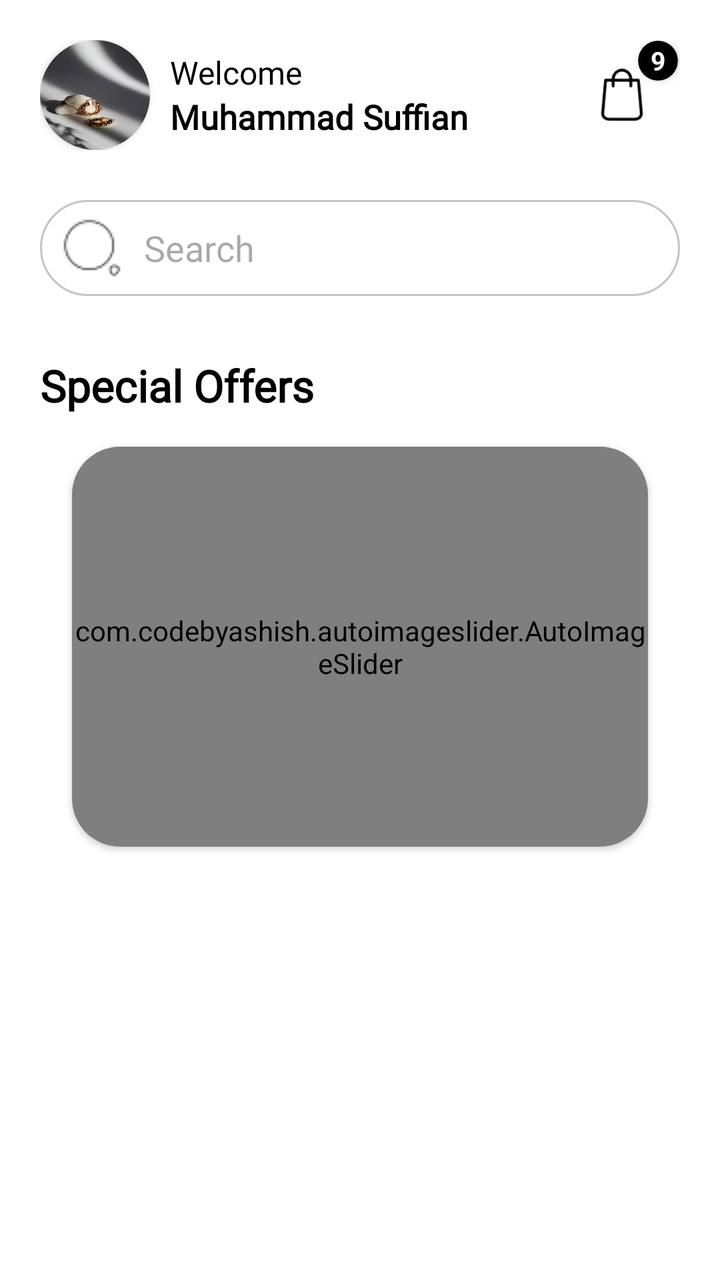
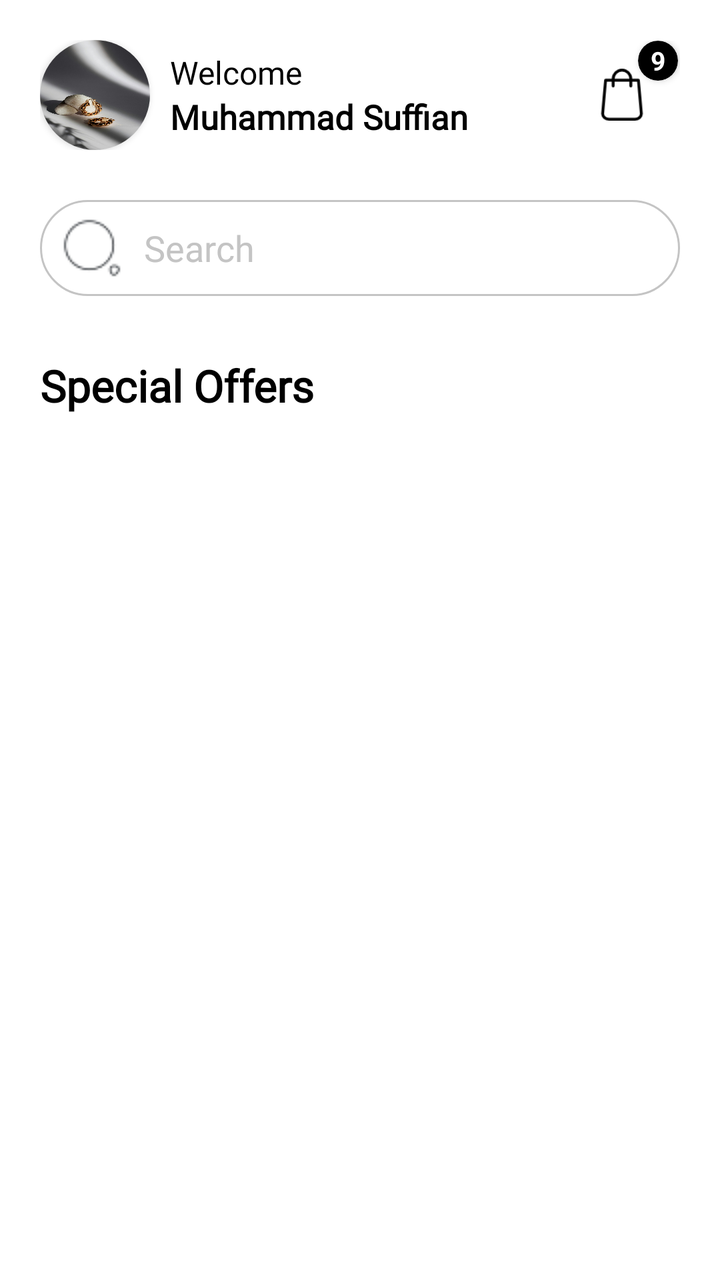

Compare the two renders of this Android layout. The source of the first and the diff that turns it into the second are given below.
<!-- AndroidManifest.xml: application theme Theme.SparkleHaven -->
<!-- res/layout/fragment_home.xml -->
<?xml version="1.0" encoding="utf-8"?>
<androidx.constraintlayout.widget.ConstraintLayout xmlns:android="http://schemas.android.com/apk/res/android"
    xmlns:app="http://schemas.android.com/apk/res-auto"
    xmlns:tools="http://schemas.android.com/tools"
    android:layout_width="match_parent"
    android:layout_height="match_parent"
    android:background="@color/white"
    tools:context=".dashboard.navigation_fragments.home.HomeFragment">

    <LinearLayout
        android:layout_width="match_parent"
        android:layout_height="match_parent"
        android:orientation="vertical"
        android:padding="20dp">

        <LinearLayout
            android:layout_width="match_parent"
            android:layout_height="wrap_content"
            android:gravity="center"
            android:orientation="horizontal">

            <androidx.cardview.widget.CardView
                android:layout_width="55dp"
                android:layout_height="55dp"
                app:cardCornerRadius="45dp"
                app:cardBackgroundColor="@color/white">

                <ImageView
                    android:layout_width="match_parent"
                    android:layout_height="match_parent"
                    android:src="@drawable/splash_img"
                    android:scaleType="fitXY"/>

            </androidx.cardview.widget.CardView>

            <LinearLayout
                android:layout_width="0dp"
                android:layout_height="match_parent"
                android:layout_marginStart="10dp"
                android:gravity="center|start"
                android:layout_weight="1"
                android:orientation="vertical">

                <TextView
                    android:layout_width="wrap_content"
                    android:layout_height="wrap_content"
                    android:text="Welcome"
                    android:textColor="@color/black"
                    android:fontFamily="@font/lora_medium"
                    android:textSize="16sp"/>

                <TextView
                    android:layout_width="wrap_content"
                    android:layout_height="wrap_content"
                    android:text="Muhammad Suffian"
                    android:textColor="@color/black"
                    android:fontFamily="@font/lora_medium"
                    android:textStyle="bold"
                    android:textSize="17sp"/>

            </LinearLayout>

            <androidx.constraintlayout.widget.ConstraintLayout
                android:layout_width="56dp"
                android:layout_height="wrap_content"
                android:orientation="horizontal">

                <androidx.cardview.widget.CardView
                    android:layout_width="20dp"
                    android:layout_height="20dp"
                    app:cardBackgroundColor="@color/Black_Pure"
                    app:cardCornerRadius="30dp"
                    android:layout_marginBottom="20dp"
                    android:layout_marginEnd="6dp"
                    app:layout_constraintBottom_toBottomOf="@+id/imageView3"
                    app:layout_constraintEnd_toEndOf="parent"
                    app:layout_constraintStart_toEndOf="@+id/imageView3"
                    app:layout_constraintTop_toTopOf="parent">

                    <TextView
                        android:layout_width="match_parent"
                        android:layout_height="match_parent"
                        android:text="9"
                        android:textStyle="bold"
                        android:textSize="13sp"
                        android:textColor="@color/white"
                        android:textAlignment="center"
                        android:padding="1dp"
                        android:layout_marginBottom="4dp"/>

                </androidx.cardview.widget.CardView>

                <ImageView
                    android:id="@+id/imageView3"
                    android:layout_width="26dp"
                    android:layout_height="26dp"
                    android:src="@drawable/shopping_bag"
                    android:layout_marginEnd="2dp"
                    app:layout_constraintBottom_toBottomOf="parent"
                    app:layout_constraintEnd_toEndOf="parent"
                    app:layout_constraintStart_toStartOf="parent"
                    app:layout_constraintTop_toTopOf="parent" />

            </androidx.constraintlayout.widget.ConstraintLayout>

        </LinearLayout>

        <LinearLayout
            android:layout_width="match_parent"
            android:layout_height="match_parent"
            android:orientation="vertical">

            <EditText
                android:id="@+id/searchView"
                android:layout_width="match_parent"
                android:layout_height="48dp"
                android:layout_marginTop="25dp"
                android:background="@drawable/searchbar_background"
                android:padding="10dp"
                android:hint="Search"
                android:fontFamily="@font/lora_medium"
                android:drawableStart="@drawable/search_normal_32"
                android:drawablePadding="10dp"
                app:layout_constraintEnd_toEndOf="parent"
                app:layout_constraintStart_toStartOf="parent"
                app:layout_constraintTop_toTopOf="parent" />

            <TextView
                android:layout_width="wrap_content"
                android:layout_height="wrap_content"
                android:text="Special Offers"
                android:fontFamily="@font/lora_medium"
                android:textSize="22sp"
                android:layout_marginTop="30dp"
                android:textStyle="bold"
                android:textColor="@color/black"/>

            <androidx.cardview.widget.CardView
                app:cardCornerRadius="24dp"
                android:layout_margin="16dp"
                app:cardBackgroundColor="@color/white"
                android:layout_width="match_parent"
                android:layout_height="wrap_content">

                <com.codebyashish.autoimageslider.AutoImageSlider
                    android:id="@+id/autoImageSlider"
                    android:layout_width="match_parent"
                    android:layout_height="200dp"
                    app:ais_auto_sliding="true"
                    app:ais_indicator_align="@string/center"
                    app:ais_time_interval="1000"
                    app:layout_constraintBottom_toBottomOf="parent"
                    app:layout_constraintEnd_toEndOf="parent" />

            </androidx.cardview.widget.CardView>

        </LinearLayout>

    </LinearLayout>

</androidx.constraintlayout.widget.ConstraintLayout>
<!-- resources referenced by this layout -->
<resources>
  <color name="Black_Pure">#FF000000</color>
  <color name="black">#FF000000</color>
  <color name="white">#FFFFFFFF</color>
  <!-- drawable search_normal_32: png bitmap (drawable, 1073 bytes) -->
  <!-- drawable searchbar_background (drawable) -->
  <?xml version="1.0" encoding="utf-8"?>
  <shape android:shape="rectangle" xmlns:android="http://schemas.android.com/apk/res/android">
      <solid android:color="@color/white"/>
      <corners android:radius="45dp"/>
      <stroke android:color="@color/Hint_Color"
          android:width="1dp"/>
  
  </shape>
  <!-- drawable shopping_bag: png bitmap (drawable, 1223 bytes) -->
  <!-- drawable splash_img: jpg bitmap (drawable, 108863 bytes) -->
  <style name="Theme.SparkleHaven" parent="Base.Theme.SparkleHaven" />
  <color name="Hint_Color">#C4C4C4</color>
  <style name="Base.Theme.SparkleHaven" parent="Theme.Material3.DayNight.NoActionBar">
          
          
      </style>
</resources>

<!-- the commit's change to res/layout/fragment_home.xml (unified diff, before → after) -->
@@ -118,6 +118,7 @@
                 android:background="@drawable/searchbar_background"
                 android:padding="10dp"
                 android:hint="Search"
+                android:textColorHint="@color/Hint_Color"
                 android:fontFamily="@font/lora_medium"
                 android:drawableStart="@drawable/search_normal_32"
                 android:drawablePadding="10dp"
@@ -135,24 +136,21 @@
                 android:textStyle="bold"
                 android:textColor="@color/black"/>
 
-            <androidx.cardview.widget.CardView
-                app:cardCornerRadius="24dp"
-                android:layout_margin="16dp"
-                app:cardBackgroundColor="@color/white"
+            <androidx.viewpager2.widget.ViewPager2
+                android:id="@+id/viewPagerImageSlider"
                 android:layout_width="match_parent"
-                android:layout_height="wrap_content">
+                android:layout_height="180dp"
+                android:layout_marginTop="12dp"
+                android:layout_marginStart="16dp"
+                android:layout_marginEnd="16dp"/>
 
-                <com.codebyashish.autoimageslider.AutoImageSlider
-                    android:id="@+id/autoImageSlider"
-                    android:layout_width="match_parent"
-                    android:layout_height="200dp"
-                    app:ais_auto_sliding="true"
-                    app:ais_indicator_align="@string/center"
-                    app:ais_time_interval="1000"
-                    app:layout_constraintBottom_toBottomOf="parent"
-                    app:layout_constraintEnd_toEndOf="parent" />
-
-            </androidx.cardview.widget.CardView>
+            <LinearLayout
+                android:id="@+id/indicatorsLayout"
+                android:layout_width="match_parent"
+                android:layout_height="wrap_content"
+                android:layout_marginTop="16dp"
+                android:orientation="horizontal"
+                android:gravity="center"/>
 
         </LinearLayout>
 
